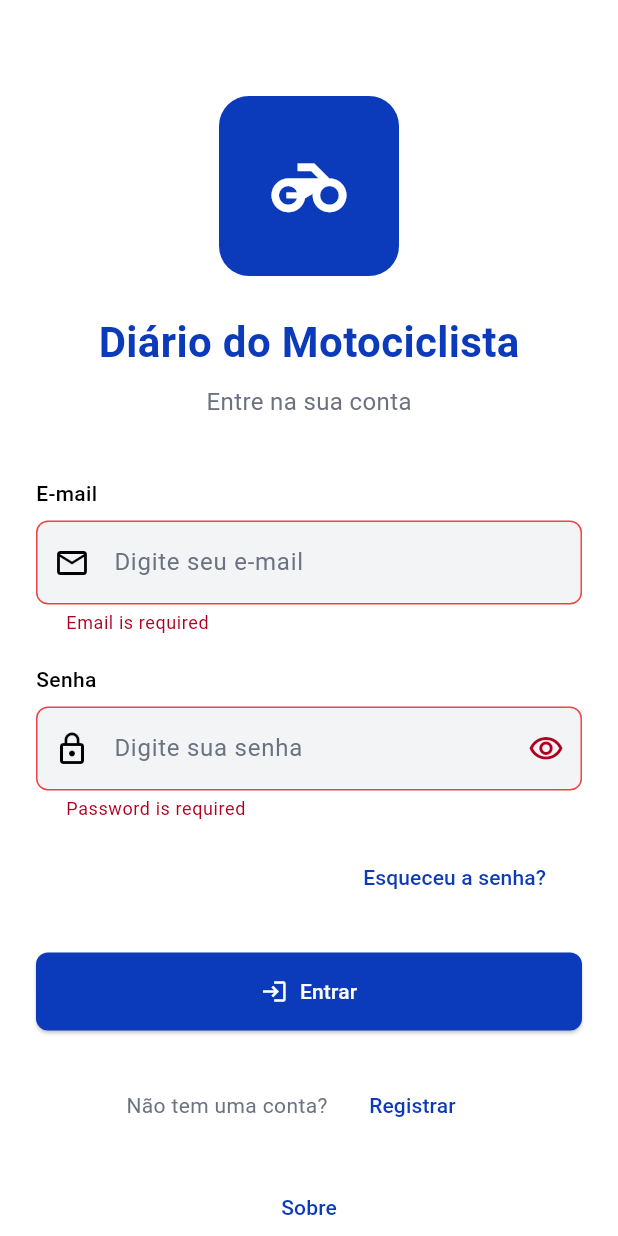
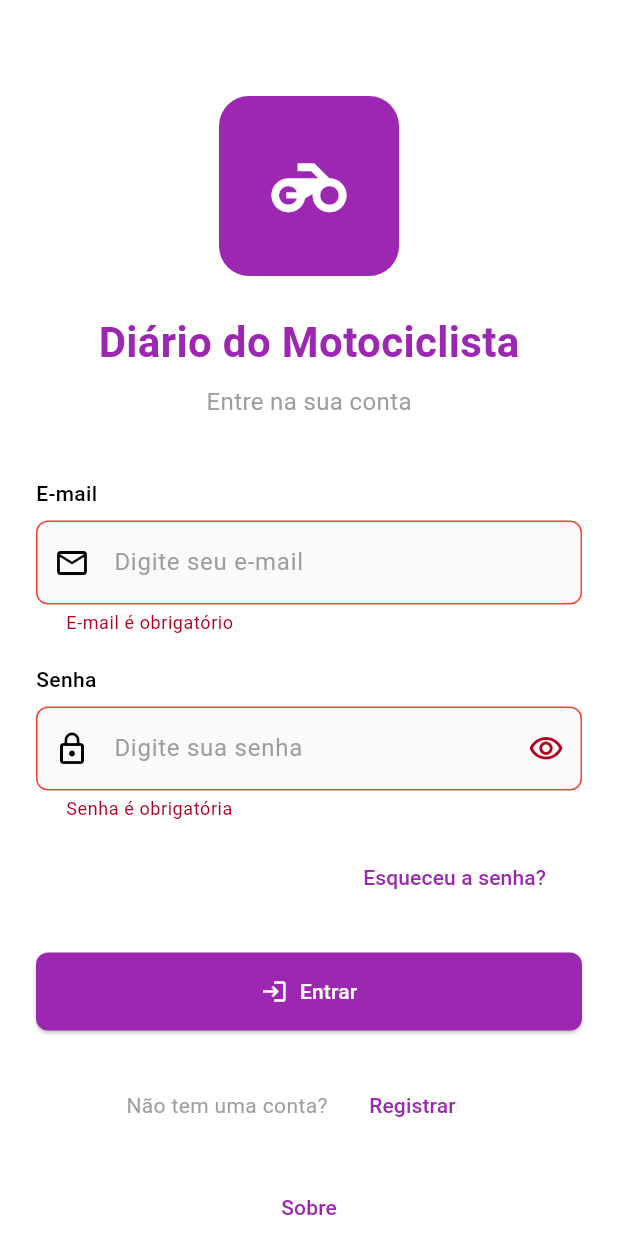
Before and after one commit to anaclacp/parcial-flutter-ver2, a Flutter app: the screen it shows after launch, after a tap on "Entrar", on a phone screen of 412 x 824 dp. Run offline on Flutter 3.47's test engine with Material 3 defaults, Android fonts, the phone set to English and light mode, and no system bars; our stand-ins replace equatable, flutter_bloc, get_it; network calls fail.

Commit message:
alterei as cores e arrumei as abas

```diff
--- a/lib/core/constants/app_colors.dart
+++ b/lib/core/constants/app_colors.dart
@@ -2,23 +2,25 @@ import 'package:flutter/material.dart';
 
 class AppColors {
   // Primary color
-  static const Color primaryColor = Color.fromARGB(255, 11, 58, 187);
+  static const Color primaryColor = Color(0xFF9C27B0); // Roxo padrão Material
 
-  // Secondary color
-  static const Color secondaryColor = Color(0xFFDC2626);
+  // Secondary color (Roxo mais escuro ou Cinza Chumbo)
+  static const Color secondaryColor = Color(0xFF6A1B9A); // Roxo mais escuro
+  // Alternativa: static const Color secondaryColor = Color(0xFF37474F); // Cinza Chumbo
 
-  // Accent color
-  static const Color accentColor = Color(0xFFF97316);
+  // Accent color (Azul Ciano ou Rosa Vibrante)
+  static const Color accentColor = Color(0xFF00BCD4); // Ciano
+  // Alternativa: static const Color accentColor = Color(0xFFE91E63); // Rosa
 
-  // Neutral colors
-  static const Color darkGray = Colors.black;
-  static const Color mediumGray = Color(0xFF6B7280);
-  static const Color lightGray = Color(0xFFF3F4F6);
+  // Neutral colors (Seus nomes, valores padrão ou ajustados)
+  static const Color darkGray = Colors.black; // Ou 0xFF121212 para tema escuro
+  static const Color mediumGray = Color(0xFF9E9E9E); // Cinza Médio para textos secundários
+  static const Color lightGray = Color(0xFFFAFAFA); // Fundo muito claro
   static const Color white = Color(0xFFFFFFFF);
 
-  // Additional utility colors
-  static const Color success = Color(0xFF10B981);
-  static const Color error = Color(0xFFEF4444);
-  static const Color warning = Color(0xFFF59E0B);
-  static const Color info = Color(0xFF3B82F6);
+  // Additional utility colors (Padrão)
+  static const Color success = Color(0xFF4CAF50);
+  static const Color error = Color(0xFFF44336);
+  static const Color warning = Color(0xFFFFC107);
+  static const Color info = Color(0xFF03A9F4); // Azul claro (distinto do accent Ciano)
 }
--- a/lib/core/utils/input_validator.dart
+++ b/lib/core/utils/input_validator.dart
@@ -1,12 +1,12 @@
 class InputValidator {
   static String? validateEmail(String? value) {
     if (value == null || value.isEmpty) {
-      return 'Email is required';
+      return 'E-mail é obrigatório';
     }
 
     final emailRegExp = RegExp(r'^[\w-\.]+@([\w-]+\.)+[\w-]{2,4}$');
     if (!emailRegExp.hasMatch(value)) {
-      return 'Please enter a valid email address';
+      return 'Por favor, insira um endereço de e-mail válido';
     }
 
     return null;
@@ -14,11 +14,11 @@ class InputValidator {
 
   static String? validatePassword(String? value) {
     if (value == null || value.isEmpty) {
-      return 'Password is required';
+      return 'Senha é obrigatória';
     }
 
     if (value.length < 6) {
-      return 'Password must be at least 6 characters';
+      return 'A senha deve ter pelo menos 6 caracteres';
     }
 
     return null;
@@ -26,7 +26,7 @@ class InputValidator {
 
   static String? validateName(String? value) {
     if (value == null || value.isEmpty) {
-      return 'Name is required';
+      return 'Nome é obrigatório';
     }
 
     return null;
@@ -34,12 +34,12 @@ class InputValidator {
 
   static String? validatePhone(String? value) {
     if (value == null || value.isEmpty) {
-      return 'Phone number is required';
+      return 'Número de telefone é obrigatório';
     }
 
   final phoneRegExp = RegExp(r'^\+?[0-9]{10,15}$');
     if (!phoneRegExp.hasMatch(value)) {
-      return 'Please enter a valid phone number';
+      return 'Por favor, insira um número de telefone válido';
     }
 
     return null;
@@ -47,11 +47,11 @@ class InputValidator {
 
     static String? validateConfirmPassword(String? value, String password) {
       if (value == null || value.isEmpty) {
-      return 'Please confirm your password';
+        return 'Por favor, confirme sua senha';
       }
 
       if (value != password) {
-      return 'Passwords do not match';
+        return 'As senhas não coincidem';
       }
 
       return null;
@@ -59,7 +59,7 @@ class InputValidator {
 
     static String? validateNotEmpty(String? value, String fieldName) {
       if (value == null || value.isEmpty) {
-      return '$fieldName is required';
+        return '$fieldName é obrigatório';
       }
 
       return null;
@@ -67,11 +67,11 @@ class InputValidator {
 
     static String? validateNumber(String? value, String fieldName) {
       if (value == null || value.isEmpty) {
-      return '$fieldName is required';
+        return '$fieldName é obrigatório';
       }
 
       if (double.tryParse(value) == null) {
-      return 'Please enter a valid number';
+        return 'Por favor, insira um número válido';
       }
 
       return null;
--- a/lib/presentation/pages/auth/forgot_password_page.dart
+++ b/lib/presentation/pages/auth/forgot_password_page.dart
@@ -39,7 +39,7 @@ void _resetPassword() {
         // Mostra a mensagem de sucesso (agora seguro)
         ScaffoldMessenger.of(context).showSnackBar(
           const SnackBar(
-            content: Text('Password reset email sent. Please check your inbox.'),
+            content: Text('E-mail de redefinição de senha enviado. Por favor, verifique sua caixa de entrada.'),
             backgroundColor: AppColors.success,
           ),
         );
--- a/lib/presentation/pages/auth/login_page.dart
+++ b/lib/presentation/pages/auth/login_page.dart
@@ -39,7 +39,7 @@ class _LoginPageState extends State<LoginPage> {
       });
 
       // Simula a chamada da API
-      Future.delayed(const Duration(seconds: 2), () { // Início do callback assíncrono
+      Future.delayed(const Duration(seconds: 2), () {
 
         // +++ ADICIONE A VERIFICAÇÃO 'mounted' AQUI +++
         if (mounted) {
@@ -51,9 +51,7 @@ class _LoginPageState extends State<LoginPage> {
           // Navega para a home (agora seguro)
           Navigator.of(context).pushReplacementNamed('/início');
         }
-        // ++++++++++++++++++++++++++++++++++++++++++++++
-
-      }); // Fim do callback assíncrono
+      });
     }
   }
   @override
--- a/lib/presentation/pages/fuel/fuel_consumption_page.dart
+++ b/lib/presentation/pages/fuel/fuel_consumption_page.dart
@@ -40,6 +40,9 @@ class _FuelConsumptionPageState extends State<FuelConsumptionPage> with SingleTi
         title: const Text('Consumo de Combustível'),
         bottom: TabBar(
           controller: _tabController,
+          labelColor: AppColors.white, // Cor do texto da aba SELECIONADA
+          unselectedLabelColor: AppColors.white.withAlpha(179), // Cor do texto da aba NÃO SELECIONADA (branco um pouco opaco)
+          indicatorColor: AppColors.white,
           tabs: const [
             Tab(text: 'Registros'),
             Tab(text: 'Estatísticas'),
--- a/lib/presentation/pages/maintenance/maintenance_reminder_page.dart
+++ b/lib/presentation/pages/maintenance/maintenance_reminder_page.dart
@@ -41,6 +41,9 @@ class _MaintenanceReminderPageState extends State<MaintenanceReminderPage> with
         title: const Text('Lembretes de Manutenção'),
         bottom: TabBar(
           controller: _tabController,
+          labelColor: AppColors.white, // Cor do texto da aba SELECIONADA
+          unselectedLabelColor: AppColors.white.withAlpha(179), // Cor do texto da aba NÃO SELECIONADA (branco um pouco opaco)
+          indicatorColor: AppColors.white,
           tabs: const [
             Tab(text: 'Próximos'),
             Tab(text: 'Histórico'),
```
Lines whose indentation alone changed are shown as unchanged.
